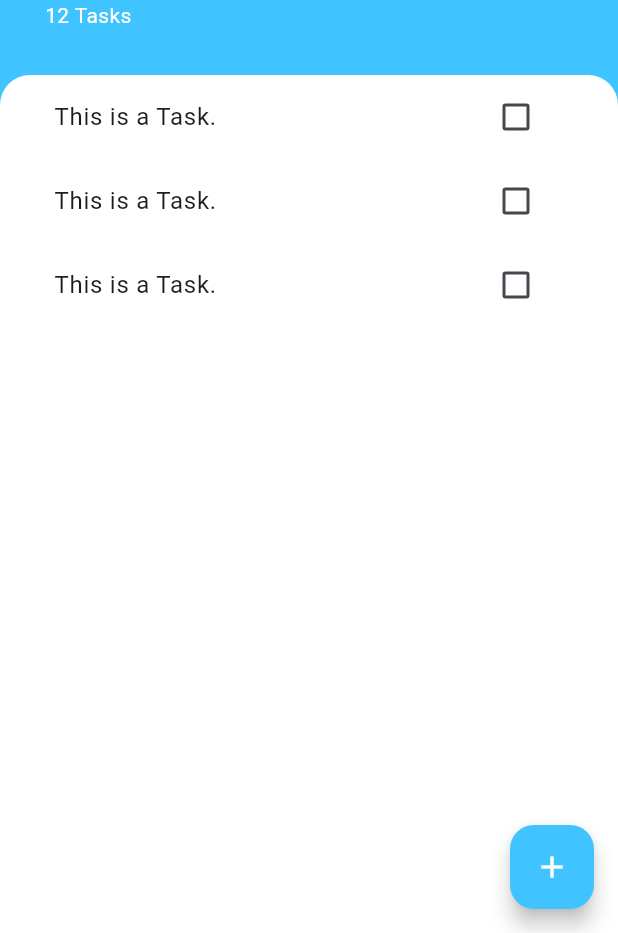
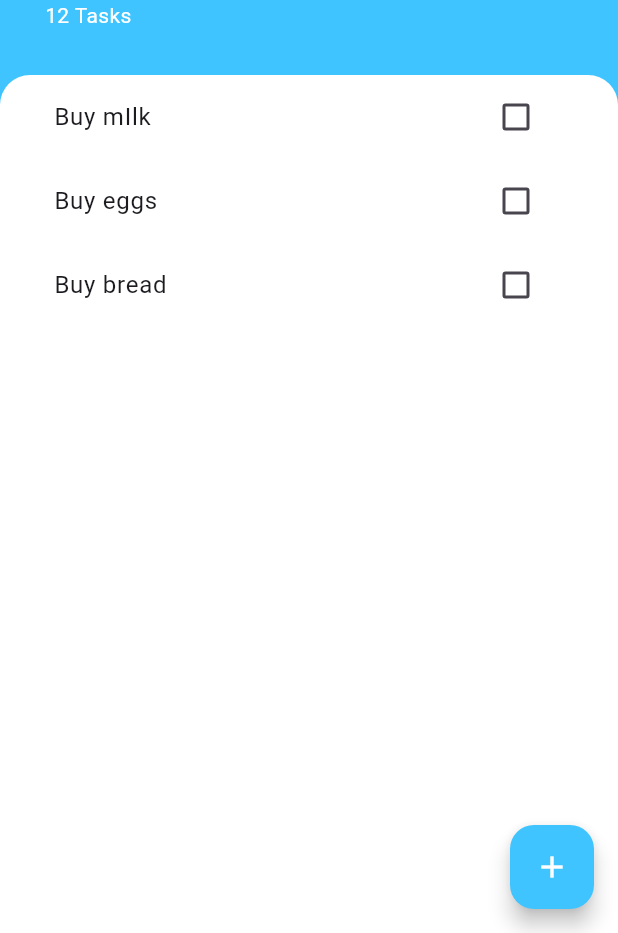
Before and after one commit to so2emma/Todoey_Flutter, a Flutter app: the screen it shows after launch, on a phone screen of 412 x 824 dp, the part 303-1236 px from its top. Run offline on Flutter 3.47's test engine with Material 3 defaults, Android fonts, the phone set to English and light mode, and no system bars.

Commit message:
making use of listView Builder

```diff
--- /dev/null
+++ b/todoey/lib/models/task.dart
@@ -0,0 +1,10 @@
+class Task {
+  final String name;
+  bool isDone;
+
+  Task({required this.name, this.isDone = false});
+
+  void toggleDone() {
+    isDone = !isDone;
+  }
+}
--- a/todoey/lib/widget/task_list.dart
+++ b/todoey/lib/widget/task_list.dart
@@ -1,19 +1,37 @@
 import 'package:flutter/material.dart';
 import 'package:todoey/widget/task_tile.dart';
+import 'package:todoey/models/task.dart';
 
-class TasksList extends StatelessWidget {
+class TasksList extends StatefulWidget {
   const TasksList({
     super.key,
   });
 
   @override
+  State<TasksList> createState() => _TasksListState();
+}
+
+class _TasksListState extends State<TasksList> {
+  List<Task> tasks = [
+    Task(name: "Buy mIlk"),
+    Task(name: "Buy eggs"),
+    Task(name: "Buy bread"),
+  ];
+
+  @override
   Widget build(BuildContext context) {
-    return ListView(
-      children: [
-        TaskTile(),
-        TaskTile(),
-        TaskTile(),
-      ],
+    return ListView.builder(
+      itemBuilder: (context, index) {
+        return TaskTile(
+            taskTitle: tasks[index].name,
+            isChecked: tasks[index].isDone,
+            checkboxCallback: (bool? checkboxState) {
+              setState(() {
+                tasks[index].toggleDone();
+              });
+            });
+      },
+      itemCount: tasks.length,
     );
   }
 }
--- a/todoey/lib/widget/task_tile.dart
+++ b/todoey/lib/widget/task_tile.dart
@@ -1,46 +1,29 @@
 import 'package:flutter/material.dart';
 
-class TaskTile extends StatefulWidget {
-  @override
-  State<TaskTile> createState() => _TaskTileState();
-}
+class TaskTile extends StatelessWidget {
+  TaskTile({
+    required this.taskTitle,
+    required this.isChecked,
+    required this.checkboxCallback,
+  });
 
-class _TaskTileState extends State<TaskTile> {
-  bool isChecked = false;
+  final bool isChecked;
+  final String taskTitle;
+  final Function(bool?) checkboxCallback;
 
   @override
   Widget build(BuildContext context) {
     return ListTile(
       title: Text(
-        "This is a Task.",
+        taskTitle,
         style: TextStyle(
             decoration: isChecked ? TextDecoration.lineThrough : null),
       ),
-      trailing: TaskCheckbox(
-        checkboxState: isChecked,
-        toggleCheckboxState: (bool? checkboxState) {
-          setState(() {
-            isChecked = checkboxState!;
-          });
-        },
+      trailing: Checkbox(
+        value: isChecked,
+        activeColor: Colors.lightBlueAccent,
+        onChanged: checkboxCallback,
       ),
     );
   }
 }
-
-class TaskCheckbox extends StatelessWidget {
-  TaskCheckbox(
-      {required this.checkboxState, required this.toggleCheckboxState});
-
-  late final bool checkboxState;
-  final Function(bool?) toggleCheckboxState;
-
-  @override
-  Widget build(BuildContext context) {
-    return Checkbox(
-      value: checkboxState,
-      activeColor: Colors.lightBlueAccent,
-      onChanged: toggleCheckboxState,
-    );
-  }
-}
```
